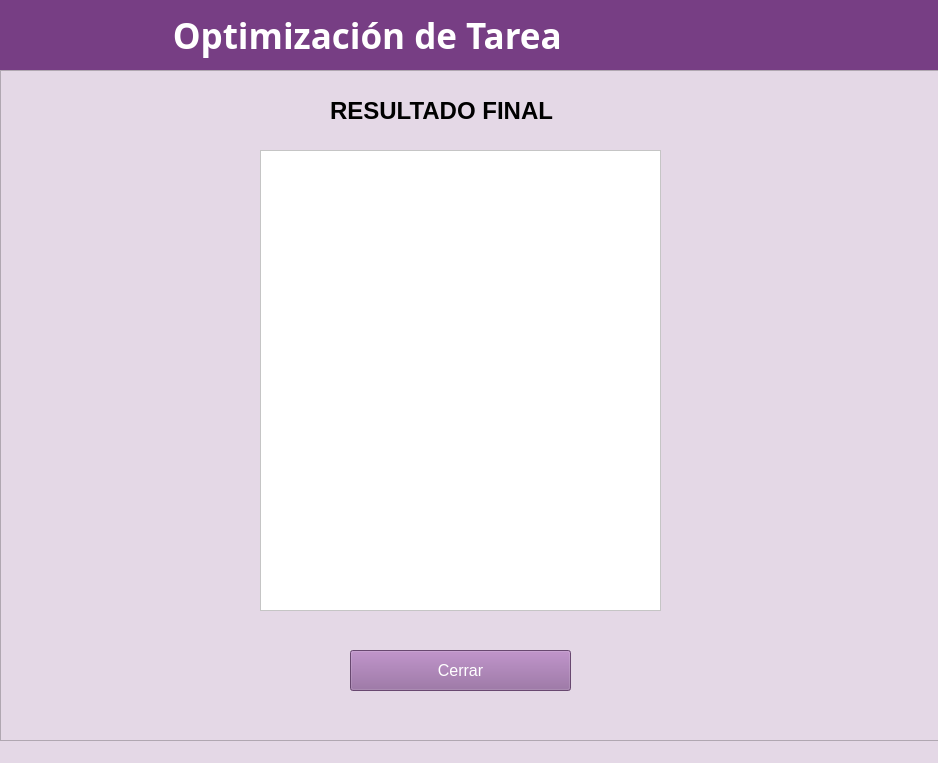
First picture: the form in ui.ui, repository ozel-byte/todo-app-proyecto-c3, before the edit.
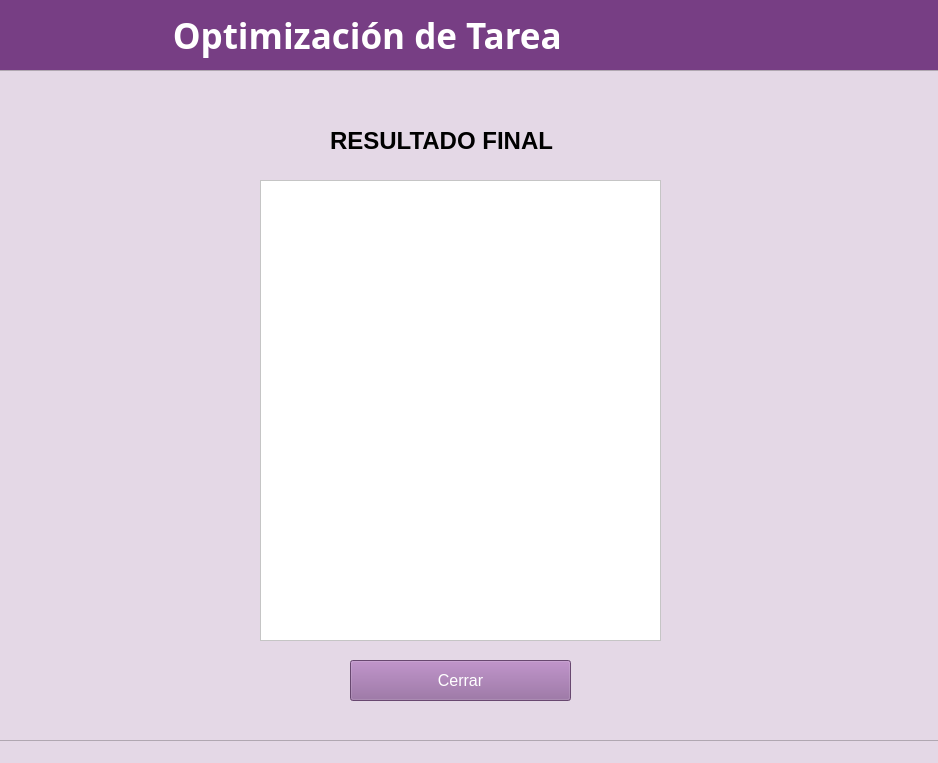
Second picture: the form after the edit.

Commit message: De nuevo se compusieron los datos de la interfaz.02

Diff of the .ui file:
```diff
--- a/ui.ui
+++ b/ui.ui
@@ -305,109 +305,48 @@
     <property name="frameShadow">
      <enum>QFrame::Raised</enum>
     </property>
-    <widget class="QLabel" name="label_7">
+    <widget class="QLabel" name="label_11">
      <property name="geometry">
       <rect>
-       <x>290</x>
-       <y>140</y>
-       <width>401</width>
+       <x>340</x>
+       <y>50</y>
+       <width>271</width>
        <height>41</height>
       </rect>
      </property>
      <property name="font">
       <font>
        <family>Segoe UI</family>
-       <pointsize>14</pointsize>
-       <weight>50</weight>
-       <bold>false</bold>
+       <pointsize>18</pointsize>
+       <weight>75</weight>
+       <bold>true</bold>
       </font>
      </property>
      <property name="styleSheet">
       <string notr="true">color: rgb(0, 0, 0);</string>
      </property>
      <property name="text">
-      <string>¿Cuántas tareas desea realizar por día?</string>
+      <string>RESULTADO FINAL</string>
      </property>
     </widget>
-    <widget class="QLineEdit" name="tareas_porDia">
+    <widget class="QListWidget" name="lista_tarea_2">
      <property name="geometry">
       <rect>
-       <x>380</x>
-       <y>190</y>
-       <width>221</width>
-       <height>41</height>
-      </rect>
-     </property>
-     <property name="font">
-      <font>
-       <family>Segoe UI</family>
-       <pointsize>12</pointsize>
-       <weight>50</weight>
-       <bold>false</bold>
-      </font>
-     </property>
-     <property name="styleSheet">
-      <string notr="true">background-color: rgb(255, 255, 255);
-color: rgb(0, 0, 0);</string>
-     </property>
-     <property name="text">
-      <string/>
-     </property>
-    </widget>
-    <widget class="QLineEdit" name="horas_porDia">
-     <property name="geometry">
-      <rect>
-       <x>380</x>
-       <y>360</y>
-       <width>221</width>
-       <height>41</height>
-      </rect>
-     </property>
-     <property name="font">
-      <font>
-       <family>Segoe UI</family>
-       <pointsize>12</pointsize>
-       <weight>50</weight>
-       <bold>false</bold>
-      </font>
-     </property>
-     <property name="styleSheet">
-      <string notr="true">background-color: rgb(255, 255, 255);
-color: rgb(0, 0, 0);</string>
-     </property>
-     <property name="text">
-      <string/>
-     </property>
-    </widget>
-    <widget class="QLabel" name="label_8">
-     <property name="geometry">
-      <rect>
-       <x>290</x>
-       <y>310</y>
+       <x>270</x>
+       <y>110</y>
        <width>401</width>
-       <height>41</height>
+       <height>461</height>
       </rect>
      </property>
-     <property name="font">
-      <font>
-       <family>Segoe UI</family>
-       <pointsize>14</pointsize>
-       <weight>50</weight>
-       <bold>false</bold>
-      </font>
-     </property>
      <property name="styleSheet">
-      <string notr="true">color: rgb(0, 0, 0);</string>
+      <string notr="true">background-color: rgb(255, 255, 255);</string>
      </property>
-     <property name="text">
-      <string>¿Cuántas horas desea trabajar por día?</string>
-     </property>
     </widget>
-    <widget class="QPushButton" name="btn_comenzar">
+    <widget class="QPushButton" name="btn_cerrar">
      <property name="geometry">
       <rect>
-       <x>380</x>
-       <y>470</y>
+       <x>360</x>
+       <y>590</y>
        <width>221</width>
        <height>41</height>
       </rect>
@@ -425,87 +364,9 @@
 color: rgb(255, 255, 255);</string>
      </property>
      <property name="text">
-      <string>Comenzar</string>
+      <string>Cerrar</string>
      </property>
     </widget>
-    <widget class="QFrame" name="ventanaTres">
-     <property name="geometry">
-      <rect>
-       <x>10</x>
-       <y>0</y>
-       <width>941</width>
-       <height>671</height>
-      </rect>
-     </property>
-     <property name="frameShape">
-      <enum>QFrame::StyledPanel</enum>
-     </property>
-     <property name="frameShadow">
-      <enum>QFrame::Raised</enum>
-     </property>
-     <widget class="QLabel" name="label_9">
-      <property name="geometry">
-       <rect>
-        <x>330</x>
-        <y>20</y>
-        <width>271</width>
-        <height>41</height>
-       </rect>
-      </property>
-      <property name="font">
-       <font>
-        <family>Segoe UI</family>
-        <pointsize>18</pointsize>
-        <weight>75</weight>
-        <bold>true</bold>
-       </font>
-      </property>
-      <property name="styleSheet">
-       <string notr="true">color: rgb(0, 0, 0);</string>
-      </property>
-      <property name="text">
-       <string>RESULTADO FINAL</string>
-      </property>
-     </widget>
-     <widget class="QListWidget" name="lista_tarea">
-      <property name="geometry">
-       <rect>
-        <x>260</x>
-        <y>80</y>
-        <width>401</width>
-        <height>461</height>
-       </rect>
-      </property>
-      <property name="styleSheet">
-       <string notr="true">background-color: rgb(255, 255, 255);</string>
-      </property>
-     </widget>
-     <widget class="QPushButton" name="btn_cerrar">
-      <property name="geometry">
-       <rect>
-        <x>350</x>
-        <y>580</y>
-        <width>221</width>
-        <height>41</height>
-       </rect>
-      </property>
-      <property name="font">
-       <font>
-        <family>Segoe UI</family>
-        <pointsize>12</pointsize>
-        <weight>50</weight>
-        <bold>false</bold>
-       </font>
-      </property>
-      <property name="styleSheet">
-       <string notr="true">background-color: rgb(146, 101, 157);
-color: rgb(255, 255, 255);</string>
-      </property>
-      <property name="text">
-       <string>Cerrar</string>
-      </property>
-     </widget>
-    </widget>
    </widget>
    <widget class="QListWidget" name="lista_total">
     <property name="geometry">
```
